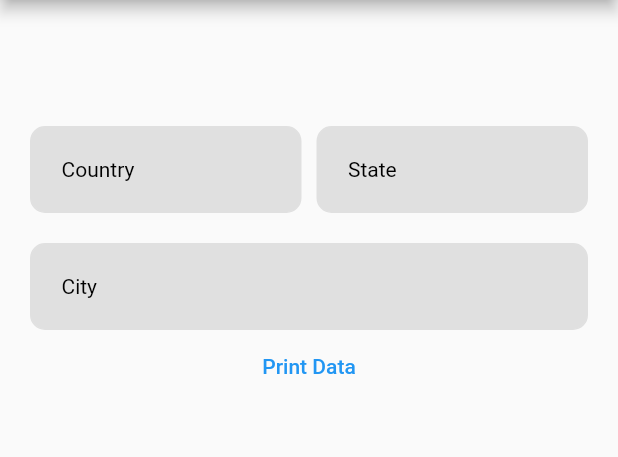
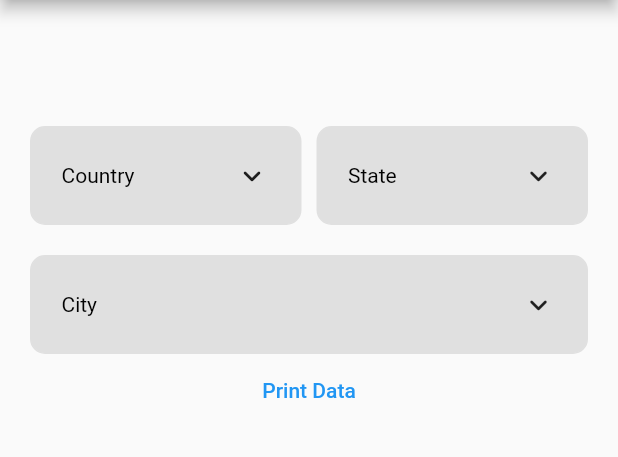
Before and after one commit to rathod-mehul-1011/csc_picker, a Flutter app: the screen it shows after launch, on a phone screen of 412 x 824 dp, the part 84-541 px from its top. Run offline on Flutter 3.47's test engine with Material 2 defaults, Android fonts, the phone set to English and light mode, and no system bars.

Commit message:
add chevron icon

```diff
--- a/lib/dropdown_with_search.dart
+++ b/lib/dropdown_with_search.dart
@@ -88,6 +88,7 @@ class DropdownWithSearch<T> extends StatelessWidget {
                       style: selectedItemStyle != null
                           ? selectedItemStyle
                           : TextStyle(fontSize: 14))),
+                      Icon(Icons.keyboard_arrow_down_rounded),
             ],
           ),
         ),
```
